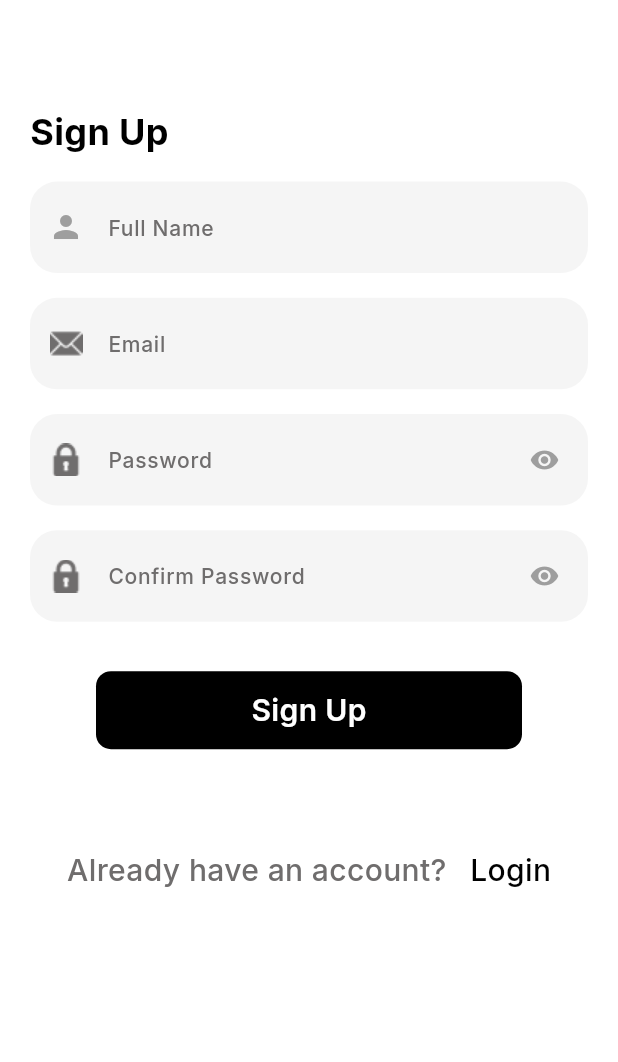
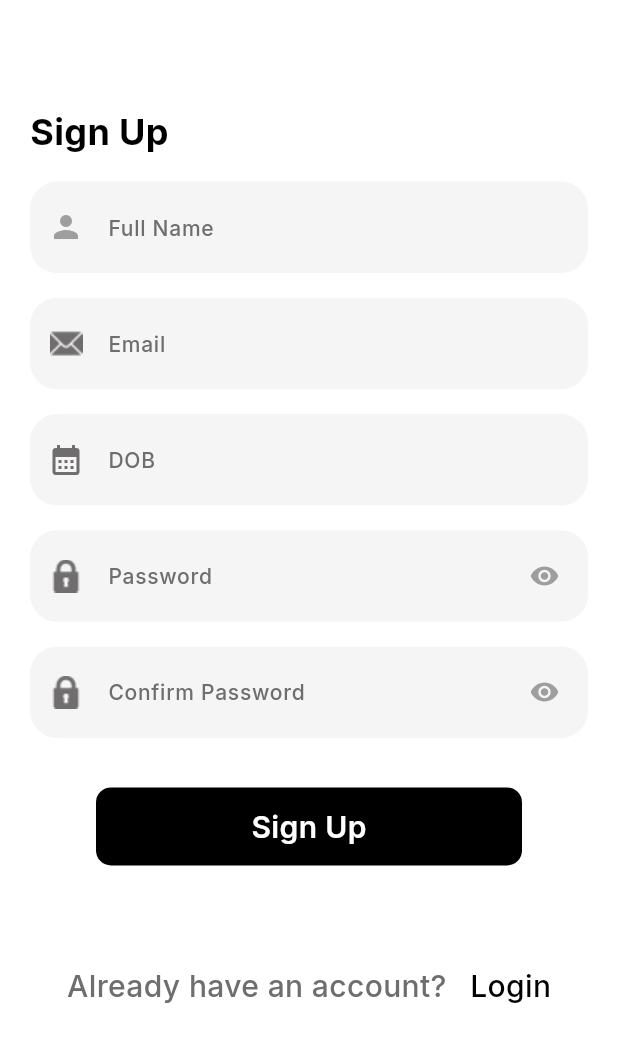
Before and after one commit to Rehman-Amjad/health_elv, a Flutter app: the SignupScreen screen opened by its route, on a phone screen of 412 x 824 dp, the part 89-1151 px from its top. Run offline on Flutter 3.47's test engine with Material 3 defaults, Android fonts, the phone set to English and light mode, and no system bars; our stand-ins replace cached_network_image, cloud_firestore, firebase_auth, firebase_core, fl_chart, flutter_datetime_picker_bdaya and 9 more; missing offline and left inert: gif_view, gradient_slider; accounts and stored records are empty.

Commit message:
Dob Field Added

```diff
--- a/lib/screens/auth/signup/signup_controller.dart
+++ b/lib/screens/auth/signup/signup_controller.dart
@@ -9,12 +9,15 @@ class SignupController extends BaseController {
 
   final nameTEC = TextEditingController();
   final emailTEC = TextEditingController();
+  final dobTEC = TextEditingController();
   final passwordTEC = TextEditingController();
   final confirmPasswordTEC = TextEditingController();
   RxBool password = false.obs;
   RxBool passwordConfirm = false.obs;
   RxBool isLoading = false.obs;
   FirebaseAuth auth = FirebaseAuth.instance;
+
+  DateTime dobDateTime=DateTime.now();
 
   onChangePassword() {
     password.value = !password.value;
@@ -41,6 +44,7 @@ class SignupController extends BaseController {
             .set({
           'name': nameTEC.text.trim(),
           'email': emailTEC.text.trim(),
+          'dob': dobTEC.text.trim(),
         });
         isLoading.value = false;
         Get.offAll(
--- a/lib/screens/auth/signup/signup_screen.dart
+++ b/lib/screens/auth/signup/signup_screen.dart
@@ -1,9 +1,10 @@
 import 'package:flutter/material.dart';
+import 'package:flutter_datetime_picker_bdaya/flutter_datetime_picker_bdaya.dart';
 import 'package:get/get.dart';
 import 'package:google_fonts/google_fonts.dart';
 import 'package:health_elev8_app/path_file.dart';
 import 'package:sizer/sizer.dart';
-
+import 'package:intl/intl.dart';
 
 class SignupScreen extends GetView<SignupController> {
   const SignupScreen({super.key});
@@ -79,6 +80,46 @@ class SignupScreen extends GetView<SignupController> {
                       return "Please enter email address";
                     } else if (!AppUtils.isEmail(value)) {
                       return "Email address is invalid";
+                    }
+                    return null;
+                  },
+                ),
+                SizedBox(height: 02.h),
+                CustomFormField(
+                  borderColor: Colors.transparent,
+                  tec: controller.dobTEC,
+                  readOnly: true,
+                  hint: 'DOB',
+                  prefixIcon: const Icon(
+                    Icons.calendar_month,
+                    color: AppColors.fieldColor,
+                    size: 24,
+                  ),
+                  fontSize: 14,
+                  textInputAction: TextInputAction.next,
+                  contentPadding: 20,
+                  borderRadius: 18,
+                  onFieldOnTap: () {
+                    DatePickerBdaya.showDatePicker(
+                      context,
+                      showTitleActions: true,
+                      minTime: DateTime(1900, 3, 5),
+                      maxTime: DateTime.now(),
+                      onChanged: (date) {
+                        debugPrint('change $date');
+                      },
+                      onConfirm: (DateTime date) {
+                        String selectedDate=DateFormat('dd, MMM, yyyy').format(date);
+                        controller.dobTEC.text=selectedDate;
+                        controller.dobDateTime=date;
+                        controller.update();
+                      },
+                      currentTime: DateTime(2000, 3, 5),
+                    );
+                  },
+                  validator: (String? value) {
+                    if (value == null || value.isEmpty) {
+                      return "Please enter dob";
                     }
                     return null;
                   },
--- a/lib/utils/app_assets.dart
+++ b/lib/utils/app_assets.dart
@@ -10,6 +10,10 @@ class AppAssets {
   static const String bloodImg = '${base}blood_img.png';
   static const String onboardingBgImage = '${base}onboarding_bg_image.png';
   static const String femaleDoctorImg = '${base}female_doctor_img.png';
+
+ ///splash
+  static const String splashLogo = '${base}splash/splash_logo.png';
+  static const String splashBg = '${base}splash/splash_bg.png';
 
  ///auth
   static const String icEmail = '${base}auth/ic_email.png';
--- a/pubspec.yaml
+++ b/pubspec.yaml
@@ -51,6 +51,7 @@ dependencies:
   cloud_firestore: ^5.1.0
   firebase_storage: ^12.1.1
 
+  flutter_datetime_picker_bdaya: ^3.0.2
   fluttertoast: ^8.2.6
   shadcn_ui: ^0.6.4
   flutter_advanced_avatar: ^1.5.0
@@ -90,6 +91,7 @@ flutter:
     - assets/
     - assets/auth/
     - assets/blood_result/
+    - assets/splash/
   #   - images/a_dot_ham.jpeg
 
   # An image asset can refer to one or more resolution-specific "variants", see
```
Also changed, not shown: lib/screens/splash/splash_screen.dart (+9 -3 lines), assets/splash/splash_bg.png (added), assets/splash/splash_logo.png (added), 1 other file.
